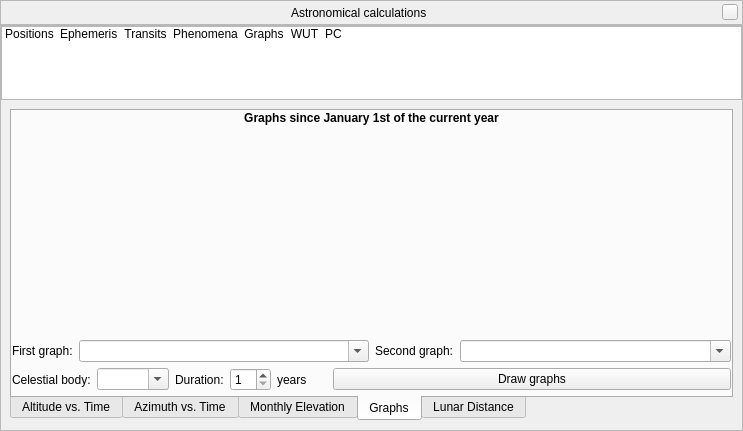
Before: the Qt Designer form src/gui/astroCalcDialog.ui in 519984307/stellarium_src, drawn with Qt 5.
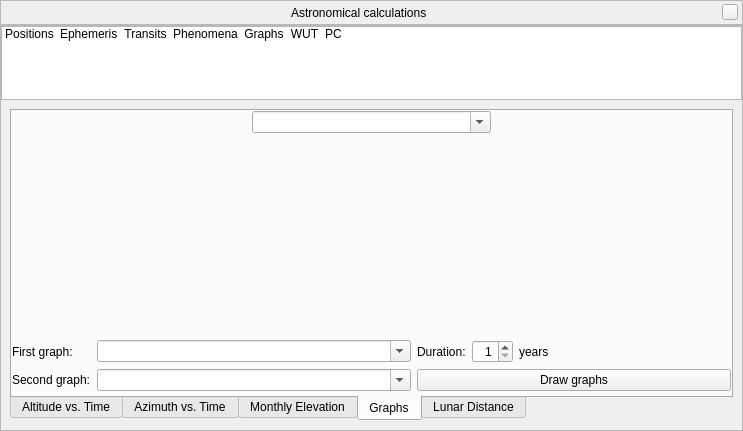
After: the same form once the commit is applied. The open tabs and pages were chosen to show the change. Icons and pictures are not drawn. Custom widgets are drawn as their Qt base class.

Commit message: Updated GUI of AstroCalc tools

Diff of the .ui file:
```diff
--- a/src/gui/astroCalcDialog.ui
+++ b/src/gui/astroCalcDialog.ui
@@ -1596,31 +1596,77 @@
                <number>4</number>
               </property>
               <item row="0" column="0" colspan="2">
-               <widget class="QLabel" name="graphsLabel">
-                <property name="font">
-                 <font>
-                  <weight>75</weight>
-                  <bold>true</bold>
-                 </font>
+               <layout class="QHBoxLayout" name="horizontalLayout_13">
+                <property name="spacing">
+                 <number>0</number>
                 </property>
-                <property name="text">
+                <item>
+                 <spacer name="horizontalSpacer_11">
+                  <property name="orientation">
+                   <enum>Qt::Horizontal</enum>
+                  </property>
+                  <property name="sizeHint" stdset="0">
+                   <size>
+                    <width>40</width>
+                    <height>20</height>
+                   </size>
+                  </property>
+                 </spacer>
+                </item>
+                <item>
+                 <widget class="QComboBox" name="graphsCelestialBodyComboBox">
+                  <property name="sizePolicy">
+                   <sizepolicy hsizetype="MinimumExpanding" vsizetype="Fixed">
+                    <horstretch>0</horstretch>
+                    <verstretch>0</verstretch>
+                   </sizepolicy>
+                  </property>
+                  <property name="editable">
+                   <bool>true</bool>
+                  </property>
+                  <property name="insertPolicy">
+                   <enum>QComboBox::NoInsert</enum>
+                  </property>
+                 </widget>
+                </item>
+                <item>
+                 <spacer name="horizontalSpacer_12">
+                  <property name="orientation">
+                   <enum>Qt::Horizontal</enum>
+                  </property>
+                  <property name="sizeHint" stdset="0">
+                   <size>
+                    <width>40</width>
+                    <height>20</height>
+                   </size>
+                  </property>
+                 </spacer>
+                </item>
+               </layout>
+              </item>
+              <item row="1" column="0" colspan="2">
+               <widget class="QCustomPlot" name="graphsPlot" native="true">
+                <property name="sizePolicy">
+                 <sizepolicy hsizetype="Expanding" vsizetype="Expanding">
+                  <horstretch>0</horstretch>
+                  <verstretch>0</verstretch>
+                 </sizepolicy>
+                </property>
+                <property name="toolTip">
                  <string>Graphs since January 1st of the current year</string>
                 </property>
-                <property name="alignment">
-                 <set>Qt::AlignCenter</set>
-                </property>
                </widget>
               </item>
-              <item row="2" column="1">
-               <layout class="QHBoxLayout" name="horizontalLayout_23">
-                <item>
+              <item row="2" column="0" colspan="2">
+               <layout class="QGridLayout" name="gridLayout_17">
+                <item row="1" column="0">
                  <widget class="QLabel" name="graphsSecondLabel">
                   <property name="text">
                    <string>Second graph:</string>
                   </property>
                  </widget>
                 </item>
-                <item>
+                <item row="1" column="1">
                  <widget class="QComboBox" name="graphsSecondComboBox">
                   <property name="sizePolicy">
                    <sizepolicy hsizetype="Expanding" vsizetype="Fixed">
@@ -1639,72 +1685,33 @@
                   </property>
                  </widget>
                 </item>
-               </layout>
-              </item>
-              <item row="1" column="0" colspan="2">
-               <widget class="QCustomPlot" name="graphsPlot" native="true">
-                <property name="sizePolicy">
-                 <sizepolicy hsizetype="Expanding" vsizetype="Expanding">
-                  <horstretch>0</horstretch>
-                  <verstretch>0</verstretch>
-                 </sizepolicy>
-                </property>
-               </widget>
-              </item>
-              <item row="2" column="0">
-               <layout class="QHBoxLayout" name="horizontalLayout_22">
-                <item>
+                <item row="0" column="1">
+                 <widget class="QComboBox" name="graphsFirstComboBox">
+                  <property name="sizePolicy">
+                   <sizepolicy hsizetype="Expanding" vsizetype="Fixed">
+                    <horstretch>0</horstretch>
+                    <verstretch>0</verstretch>
+                   </sizepolicy>
+                  </property>
+                  <property name="editable">
+                   <bool>true</bool>
+                  </property>
+                  <property name="insertPolicy">
+                   <enum>QComboBox::NoInsert</enum>
+                  </property>
+                  <property name="sizeAdjustPolicy">
+                   <enum>QComboBox::AdjustToContents</enum>
+                  </property>
+                 </widget>
+                </item>
+                <item row="0" column="0">
                  <widget class="QLabel" name="graphsFirstLabel">
                   <property name="text">
                    <string>First graph:</string>
                   </property>
                  </widget>
                 </item>
-                <item>
-                 <widget class="QComboBox" name="graphsFirstComboBox">
-                  <property name="sizePolicy">
-                   <sizepolicy hsizetype="Expanding" vsizetype="Fixed">
-                    <horstretch>0</horstretch>
-                    <verstretch>0</verstretch>
-                   </sizepolicy>
-                  </property>
-                  <property name="editable">
-                   <bool>true</bool>
-                  </property>
-                  <property name="insertPolicy">
-                   <enum>QComboBox::NoInsert</enum>
-                  </property>
-                  <property name="sizeAdjustPolicy">
-                   <enum>QComboBox::AdjustToContents</enum>
-                  </property>
-                 </widget>
-                </item>
-               </layout>
-              </item>
-              <item row="3" column="0" colspan="2">
-               <layout class="QHBoxLayout" name="horizontalLayout_28">
-                <item>
-                 <layout class="QHBoxLayout" name="horizontalLayout_24">
-                  <item>
-                   <widget class="QLabel" name="graphsCelestialBodyLabel">
-                    <property name="text">
-                     <string>Celestial body:</string>
-                    </property>
-                   </widget>
-                  </item>
-                  <item>
-                   <widget class="QComboBox" name="graphsCelestialBodyComboBox">
-                    <property name="editable">
-                     <bool>true</bool>
-                    </property>
-                    <property name="insertPolicy">
-                     <enum>QComboBox::NoInsert</enum>
-                    </property>
-                   </widget>
-                  </item>
-                 </layout>
-                </item>
-                <item>
+                <item row="0" column="2">
                  <layout class="QHBoxLayout" name="horizontalLayout_29">
                   <item>
                    <widget class="QLabel" name="graphsDurationLabel">
@@ -1721,11 +1728,14 @@
                     <property name="toolTip">
                      <string>How many years to display</string>
                     </property>
+                    <property name="alignment">
+                     <set>Qt::AlignRight|Qt::AlignTrailing|Qt::AlignVCenter</set>
+                    </property>
                     <property name="minimum">
                      <number>1</number>
                     </property>
                     <property name="maximum">
-                     <number>30</number>
+                     <number>50</number>
                     </property>
                    </widget>
                   </item>
@@ -1742,7 +1752,7 @@
                      <enum>Qt::Horizontal</enum>
                     </property>
                     <property name="sizeType">
-                     <enum>QSizePolicy::Fixed</enum>
+                     <enum>QSizePolicy::MinimumExpanding</enum>
                     </property>
                     <property name="sizeHint" stdset="0">
                      <size>
@@ -1754,7 +1764,7 @@
                   </item>
                  </layout>
                 </item>
-                <item>
+                <item row="1" column="2">
                  <widget class="QPushButton" name="drawGraphsPushButton">
                   <property name="sizePolicy">
                    <sizepolicy hsizetype="Expanding" vsizetype="Fixed">
```
Left out of the diff: 108 changed lines with no effect on the pictures. The commit also changes 1 other file.
